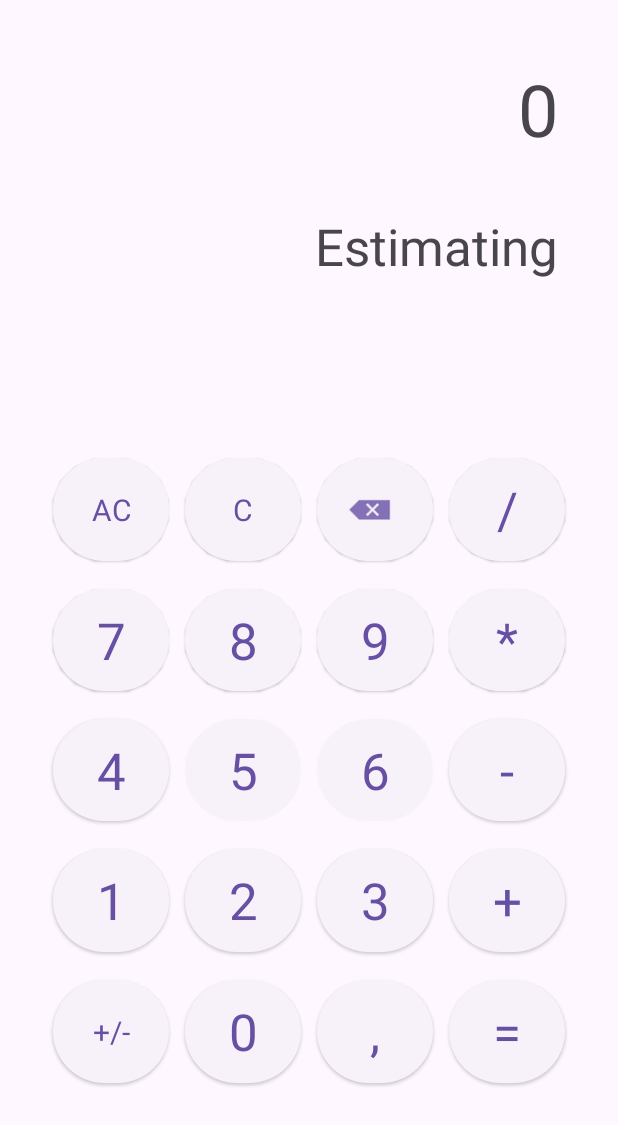
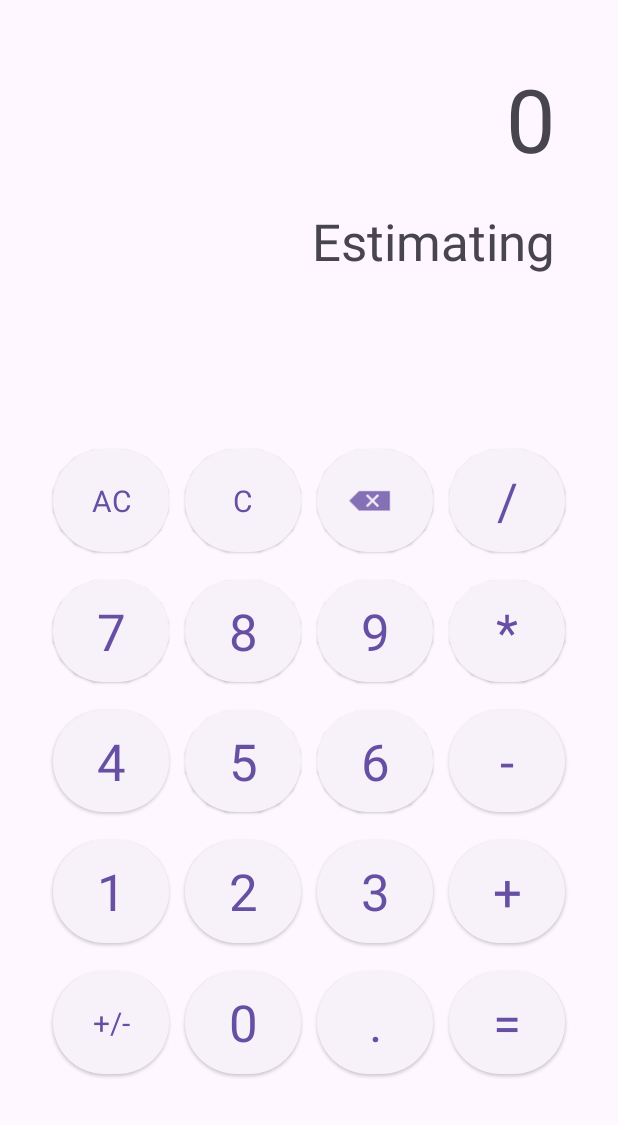
Before and after one commit to Nerekk/AndroidCalculator, an Android app: the screen it shows after launch (MainActivity), on a phone screen of 412 x 824 dp. Shown: the top 1125 px of the screen. Run offline under Robolectric (Android 15) with nearby library versions, the phone set to English and light mode, and no system bars; 1 statement that could not run was skipped.

Commit message:
Minor improvements

```diff
--- a/app/src/main/res/layout/activity_main.xml
+++ b/app/src/main/res/layout/activity_main.xml
@@ -29,6 +29,7 @@
                 android:layout_height="match_parent"
                 android:layout_margin="5dp"
                 android:layout_weight="1"
+                android:onClick="handleAC"
                 android:text="AC"
                 android:textAppearance="@style/TextAppearance.AppCompat.Display1"
                 android:textSize="20sp" />
@@ -40,6 +41,7 @@
                 android:layout_height="match_parent"
                 android:layout_margin="5dp"
                 android:layout_weight="1"
+                android:onClick="handleC"
                 android:text="C"
                 android:textAppearance="@style/TextAppearance.AppCompat.Medium"
                 android:textSize="20sp" />
@@ -51,6 +53,7 @@
                 android:layout_height="match_parent"
                 android:layout_margin="5dp"
                 android:layout_weight="1"
+                android:onClick="handleBK"
                 android:textAlignment="center"
                 android:textAppearance="@style/TextAppearance.AppCompat.Display1"
                 android:textSize="12sp"
@@ -65,6 +68,7 @@
                 android:layout_height="match_parent"
                 android:layout_margin="5dp"
                 android:layout_weight="1"
+                android:onClick="handleDivide"
                 android:text="/"
                 android:textAppearance="@style/TextAppearance.AppCompat.Display1" />
 
@@ -115,6 +119,7 @@
                 android:layout_height="match_parent"
                 android:layout_margin="5dp"
                 android:layout_weight="1"
+                android:onClick="handleMultiply"
                 android:text="*"
                 android:textAppearance="@style/TextAppearance.AppCompat.Display1" />
 
@@ -165,6 +170,7 @@
                 android:layout_height="match_parent"
                 android:layout_margin="5dp"
                 android:layout_weight="1"
+                android:onClick="handleSub"
                 android:text="-"
                 android:textAppearance="@style/TextAppearance.AppCompat.Display1" />
 
@@ -215,6 +221,7 @@
                 android:layout_height="match_parent"
                 android:layout_margin="5dp"
                 android:layout_weight="1"
+                android:onClick="handleAdd"
                 android:text="+"
                 android:textAppearance="@style/TextAppearance.AppCompat.Display1" />
 
@@ -232,6 +239,7 @@
                 android:layout_height="match_parent"
                 android:layout_margin="5dp"
                 android:layout_weight="1"
+                android:onClick="handleCh"
                 android:text="+/-"
                 android:textAppearance="@style/TextAppearance.AppCompat.Display1"
                 android:textSize="20sp" />
@@ -248,13 +256,14 @@
                 android:textAppearance="@style/TextAppearance.AppCompat.Display1" />
 
             <Button
-                android:id="@+id/buttonComma"
+                android:id="@+id/buttonDot"
                 style="@style/Widget.Material3.Button.ElevatedButton"
                 android:layout_width="wrap_content"
                 android:layout_height="match_parent"
                 android:layout_margin="5dp"
                 android:layout_weight="1"
-                android:text=","
+                android:onClick="handleDot"
+                android:text="."
                 android:textAppearance="@style/TextAppearance.AppCompat.Display1" />
 
             <Button
@@ -264,6 +273,7 @@
                 android:layout_height="match_parent"
                 android:layout_margin="5dp"
                 android:layout_weight="1"
+                android:onClick="handleEquals"
                 android:text="="
                 android:textAppearance="@style/TextAppearance.AppCompat.Display1" />
 
@@ -273,24 +283,31 @@
 
     <TextView
         android:id="@+id/textViewFinal"
-        android:layout_width="0dp"
-        android:layout_height="101dp"
+        android:layout_width="328dp"
+        android:layout_height="78dp"
         android:layout_marginLeft="40dp"
         android:layout_marginTop="40dp"
         android:layout_marginRight="40dp"
+        android:autoSizeMaxTextSize="60sp"
+        android:autoSizeMinTextSize="34sp"
+        android:autoSizeTextType="uniform"
         android:text="0"
         android:textAlignment="textEnd"
-        android:textSize="48sp"
+        android:textSize="60sp"
         app:layout_constraintEnd_toEndOf="parent"
         app:layout_constraintStart_toStartOf="parent"
         app:layout_constraintTop_toTopOf="parent" />
 
     <TextView
         android:id="@+id/textViewEstimate"
-        android:layout_width="0dp"
-        android:layout_height="62dp"
+        android:layout_width="328dp"
+        android:layout_height="53dp"
         android:layout_marginLeft="40dp"
+        android:layout_marginTop="20dp"
         android:layout_marginRight="40dp"
+        android:autoSizeMaxTextSize="34sp"
+        android:autoSizeMinTextSize="8sp"
+        android:autoSizeTextType="uniform"
         android:text="Estimating"
         android:textAlignment="textEnd"
         android:textSize="34sp"
```
